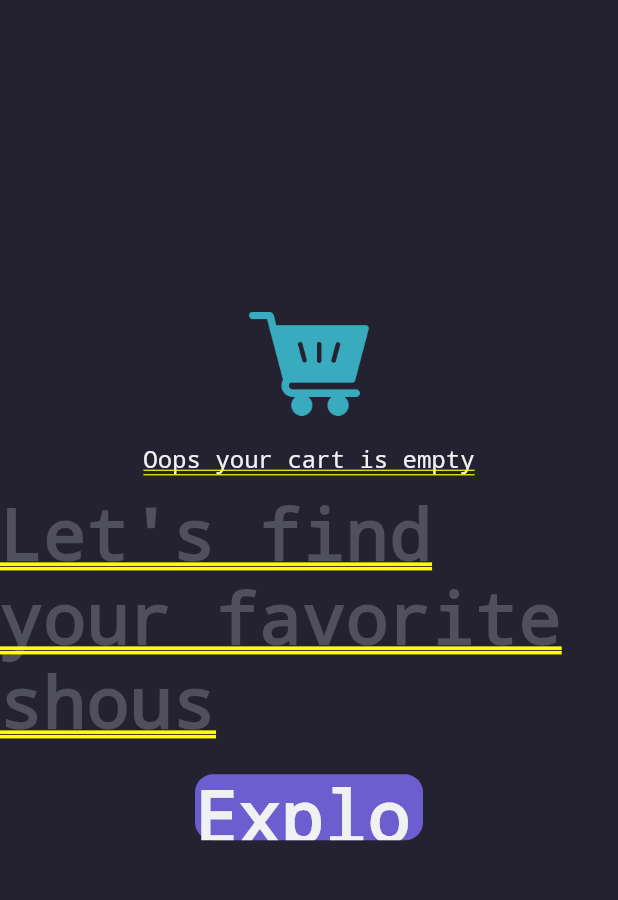
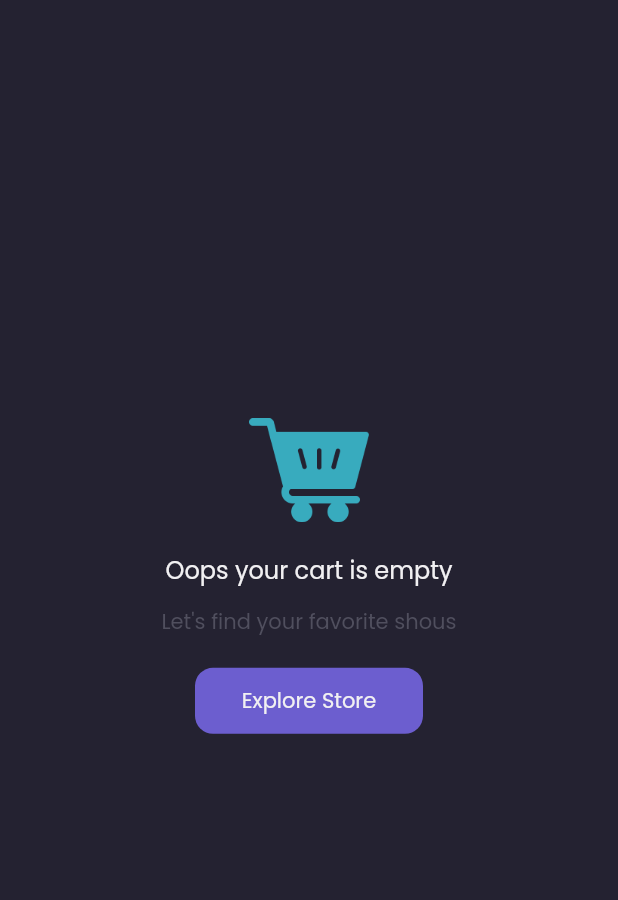
Before and after one commit to 0zyyy/shamo_front, a Flutter app: the CartPage screen opened by its route, on a phone screen of 412 x 824 dp, the part 84-984 px from its top. Run offline on Flutter 3.47's test engine with Material 2 defaults, Android fonts, the phone set to English and light mode, and no system bars; our stand-ins replace carousel_slider, dots_indicator.

Commit message:
Update: 1. Using material widget in cart_page 2. Add navigation to floating button in main_page 3. Add back navigation in edit_profile page

```diff
--- a/lib/pages/cart/cart_page.dart
+++ b/lib/pages/cart/cart_page.dart
@@ -117,8 +117,10 @@ class CartPage extends StatelessWidget {
 
   @override
   Widget build(BuildContext context) {
-    return Column(
-      children: [header(), emptyPage()],
+    return Material(
+      child: Column(
+        children: [header(), emptyPage()],
+      ),
     );
   }
 }
```
Also changed, not shown: lib/pages/main/main_page.dart (+5 -2 lines), lib/pages/profile/edit_profile.dart (+7 -3 lines).
